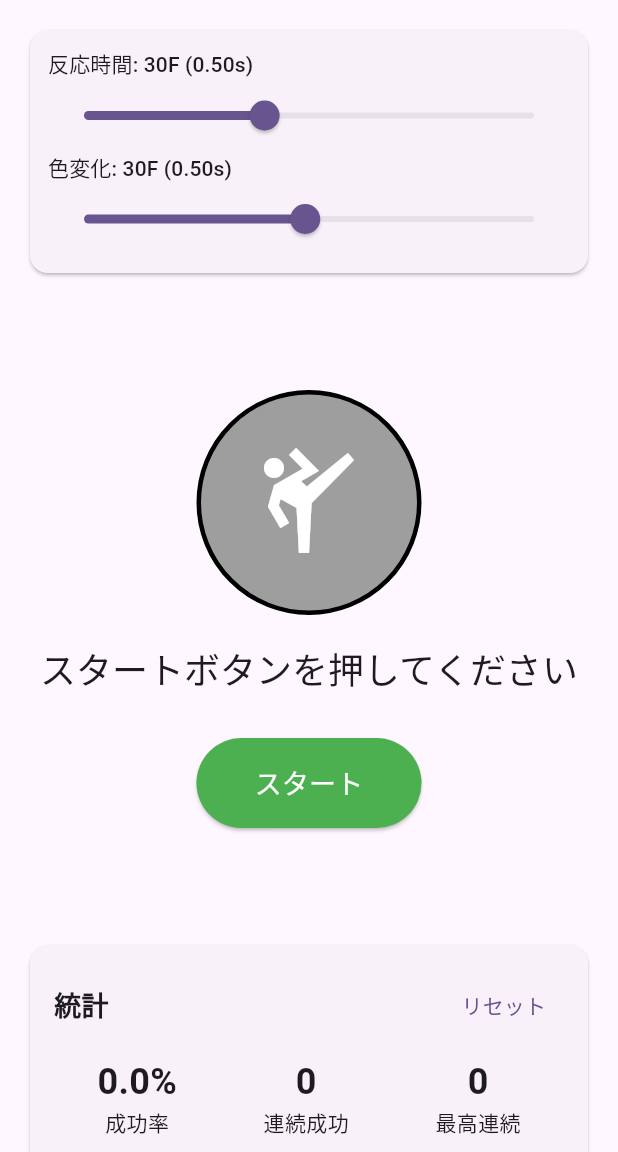
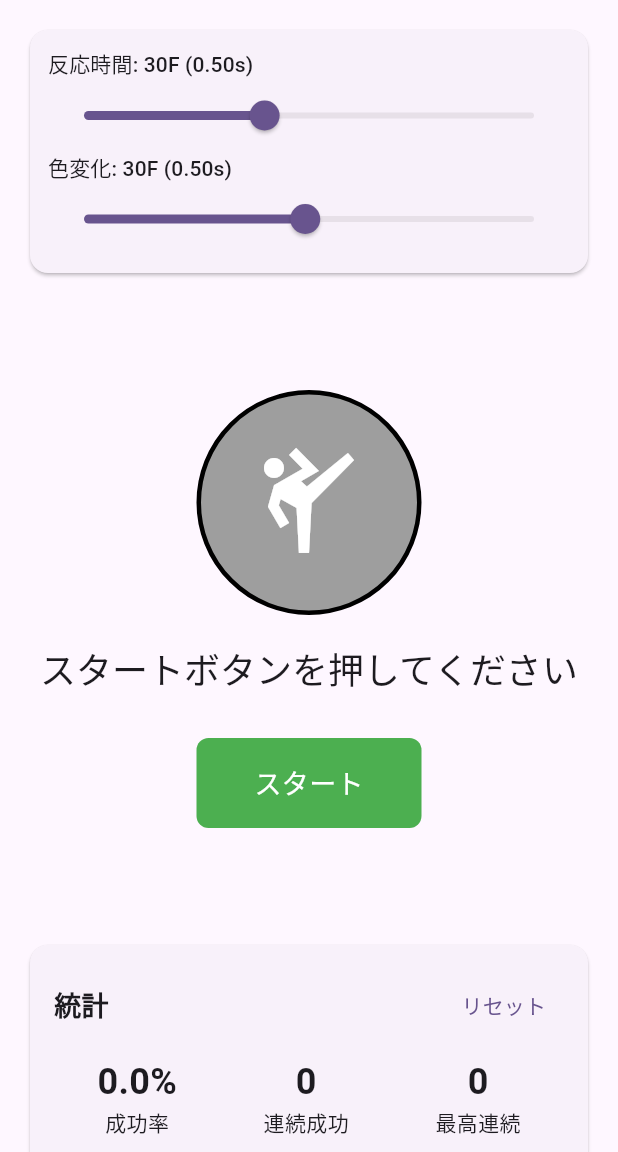
Before and after one commit to nilg5120/hit_confirm, a Flutter app: the screen it shows after launch, on a phone screen of 412 x 824 dp, the part 84-1236 px from its top. Run offline on Flutter 3.47's test engine with Material 3 defaults, Android fonts, the light colour scheme and no system bars.

Commit message:
feat: ゲームの操作を改善
- HitConfirmScreenにプライマリボタンの押下処理を追加し、ゲームの開始や追撃を行えるようにしました。
- 反応時間の表示をボタンの下に移動し、より明確にしました。
- ボタンのスタイルをMaterialウィジェットを使用して改善しました。
- settings.jsonを新規作成し、CMakeの設定を追加しました。

```diff
--- a/lib/main.dart
+++ b/lib/main.dart
@@ -206,6 +206,14 @@ class _HitConfirmScreenState extends State<HitConfirmScreen> {
     }
   }
 
+  void _handlePrimaryPressDown() {
+    if (_gameState == GameState.waiting) {
+      _startGame();           // スタートは押した瞬間
+    } else if (_gameState == GameState.active) {
+      _onAttackPressed();     // 追撃も押した瞬間
+    }
+  }
+
   double get _successRate {
     if (_totalAttempts == 0) return 0.0;
     return (_successCount / _totalAttempts) * 100;
@@ -304,13 +312,7 @@ class _HitConfirmScreenState extends State<HitConfirmScreen> {
                       textAlign: TextAlign.center,
                     ),
 
-                    if (_reactionTimeMs != null) ...[
-                      const SizedBox(height: 10),
-                      Text(
-                        '反応時間: ${(_reactionTimeMs! / 16.67).round()}F (${_reactionTimeMs}ms)',
-                        style: Theme.of(context).textTheme.bodyLarge,
-                      ),
-                    ],
+
 
                     const SizedBox(height: 30),
 
@@ -318,33 +320,39 @@ class _HitConfirmScreenState extends State<HitConfirmScreen> {
                     SizedBox(
                       width: 150,
                       height: 60,
-                      child: ElevatedButton(
-                        onPressed:
-                            _gameState == GameState.waiting
-                                ? _startGame
-                                : _gameState == GameState.active
-                                ? _onAttackPressed
-                                : null,
-                        style: ElevatedButton.styleFrom(
-                          backgroundColor:
-                              _gameState == GameState.waiting
-                                  ? Colors.green
-                                  : Colors.red,
-                          foregroundColor: Colors.white,
-                          padding: const EdgeInsets.symmetric(
-                            horizontal: 30,
-                            vertical: 15,
+                      child: Material(
+                        color: _gameState == GameState.waiting
+                            ? Colors.green
+                            : _gameState == GameState.active
+                                ? Colors.red
+                                : Colors.grey, // 非アクティブ時
+                        borderRadius: BorderRadius.circular(8),
+                        child: InkWell(
+                          borderRadius: BorderRadius.circular(8),
+                          // 押下した瞬間に発火
+                          onTapDown: (_gameState == GameState.waiting || _gameState == GameState.active)
+                              ? (_) => _handlePrimaryPressDown()
+                              : null,
+                          child: Center(
+                            child: Text(
+                              _gameState == GameState.waiting ? 'スタート' : '追撃',
+                              style: const TextStyle(fontSize: 18, color: Colors.white),
+                            ),
                           ),
-                        ),
-                        child: Text(
-                          _gameState == GameState.waiting ? 'スタート' : '追撃',
-                          style: const TextStyle(fontSize: 18),
                         ),
                       ),
                     ),
                   ],
                 ),
               ),
+
+            if (_reactionTimeMs != null) ...[
+              const SizedBox(height: 10),
+              Text(
+                '反応時間: ${(_reactionTimeMs! / 16.67).round()}F (${_reactionTimeMs}ms)',
+                style: Theme.of(context).textTheme.bodyLarge,
+              ),
+            ],
 
               const SizedBox(height: 20),
 
```
